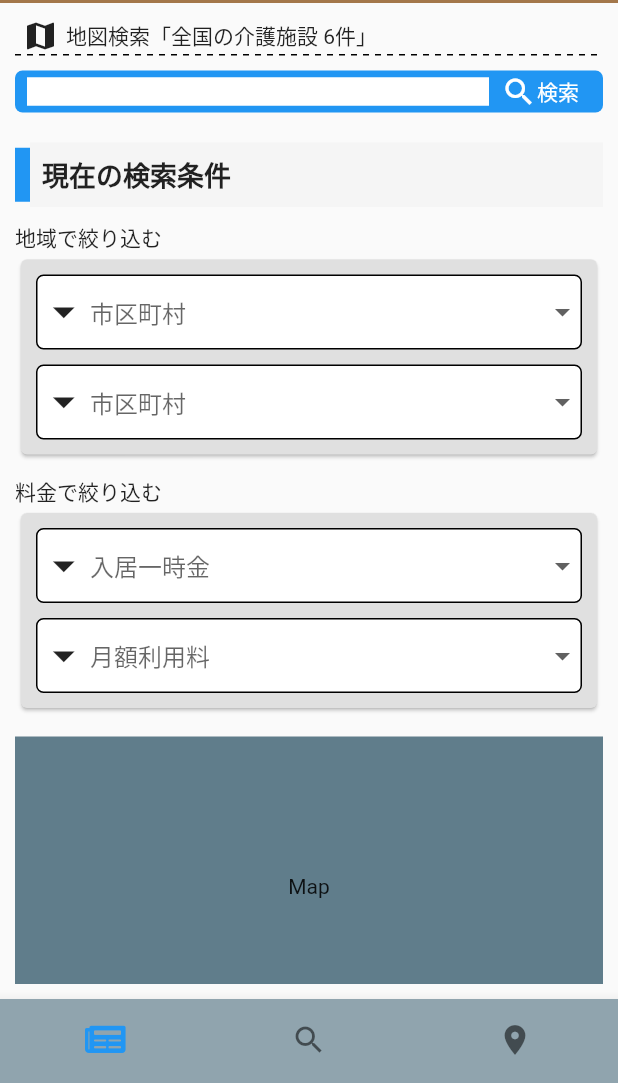
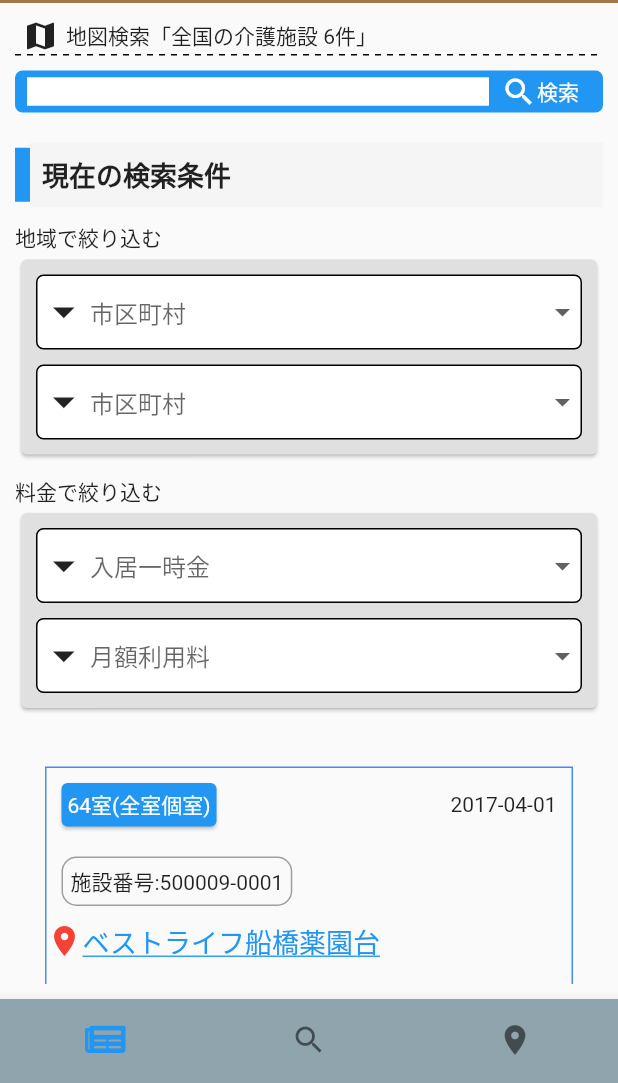
Before and after one commit to zwemansoempm/tis-mobile, a Flutter app: the screen it shows after launch, tab 2 chosen, on a phone screen of 412 x 824 dp, the part 153-1236 px from its top. Run offline on Flutter 3.47's test engine with Material 2 defaults, Android fonts, the phone set to English and light mode, and no system bars; drawn by our look-alikes of dotted_line; our stand-ins replace device_preview, dio, eva_icons_flutter, rxdart, splashscreen, timeago; network calls fail.

Commit message:
remove map

```diff
--- a/lib/views/nusingSearch.dart
+++ b/lib/views/nusingSearch.dart
@@ -214,13 +214,13 @@ class _NusingSearchState extends State<NusingSearch> {
             ),
             SizedBox(height: 15.0),
 
-            Container(
-              alignment: Alignment.center,
-              height: 200,
-              width: 300,
-              child: Text("Map"),
-              color: Colors.blueGrey,
-            ),
+            // Container(
+            //   alignment: Alignment.center,
+            //   height: 200,
+            //   width: 300,
+            //   child: Text("Map"),
+            //   color: Colors.blueGrey,
+            // ),
 
             Container(
               //padding: EdgeInsets.all(10.0),
```
Also changed, not shown: lib/views/nusing_detail.dart (+8 -8 lines).
